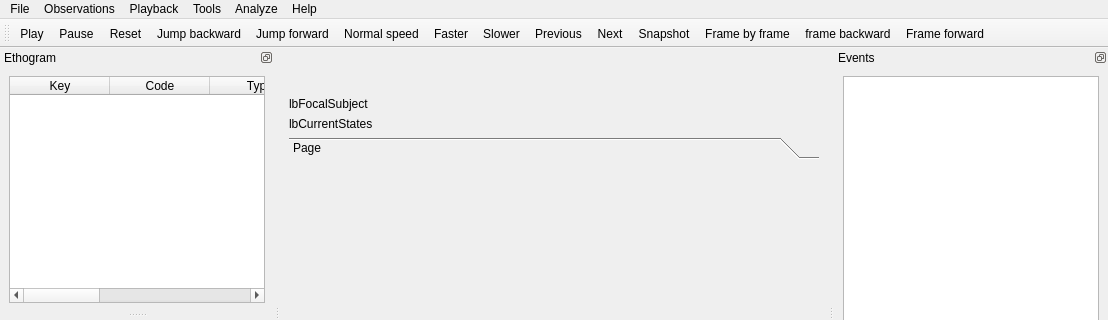
Above: boris.ui from olivierfriard/BORIS before the change; both pictures show x 0 to 1108 and y 0 to 320 of the 1108 by 604 pixel window. Below: the same form after it.
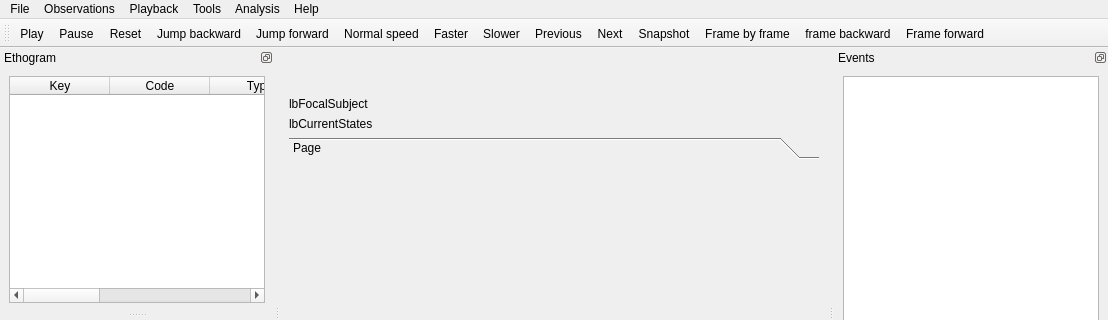
That is the form after the change.

Commit message: fix bug in time budeget analysis on live observation without coded events

What changed in the file:
```diff
--- a/boris.ui
+++ b/boris.ui
@@ -158,7 +158,7 @@
    </widget>
    <widget class="QMenu" name="menuAnalyze">
     <property name="title">
-     <string>Analyze</string>
+     <string>Analysis</string>
     </property>
     <addaction name="actionTime_budget"/>
     <addaction name="actionTime_budget_by_behaviors_category"/>
```
Left out of the diff: 2 changed lines with no effect on the pictures. The commit also changes 3 other files.
